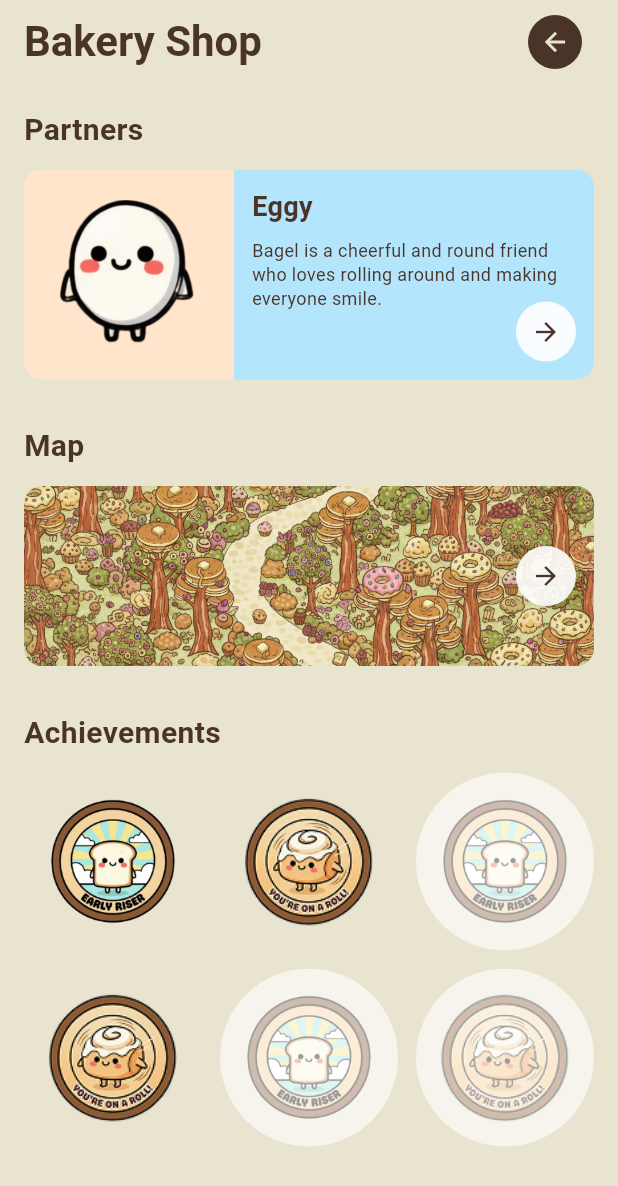
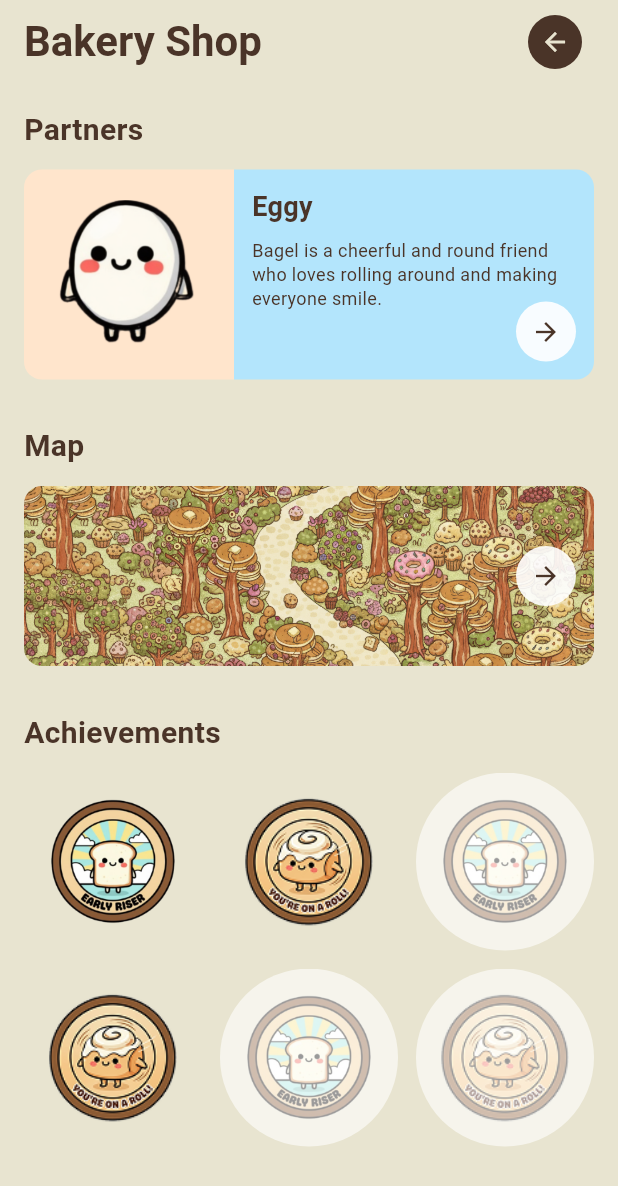
Before and after one commit to ashleychching/pancake_pals, a Flutter app: the ShopPage screen opened directly, after a tap on the "arrow forward" icon, on a phone screen of 412 x 824 dp. Shown: the top 1186 px of the screen. Run offline on Flutter 3.47's test engine with Material 3 defaults, Android fonts, the phone set to English and light mode, and no system bars; missing offline and left inert: usage_stats.

Commit message:
Image fix

```diff
--- a/lib/main.dart
+++ b/lib/main.dart
@@ -269,7 +269,7 @@ class _MyHomePageState extends State<MyHomePage> with SingleTickerProviderStateM
                       image: DecorationImage(
                         image: AssetImage(maps[currentMapIndex].imagePath),
                         fit: BoxFit.cover,
-                        alignment: Alignment.center,
+                        alignment: const Alignment(0.23, 0),
                       ),
                     ),
                     child: Container(
```
Also changed, not shown: assets/summer_path.png.
